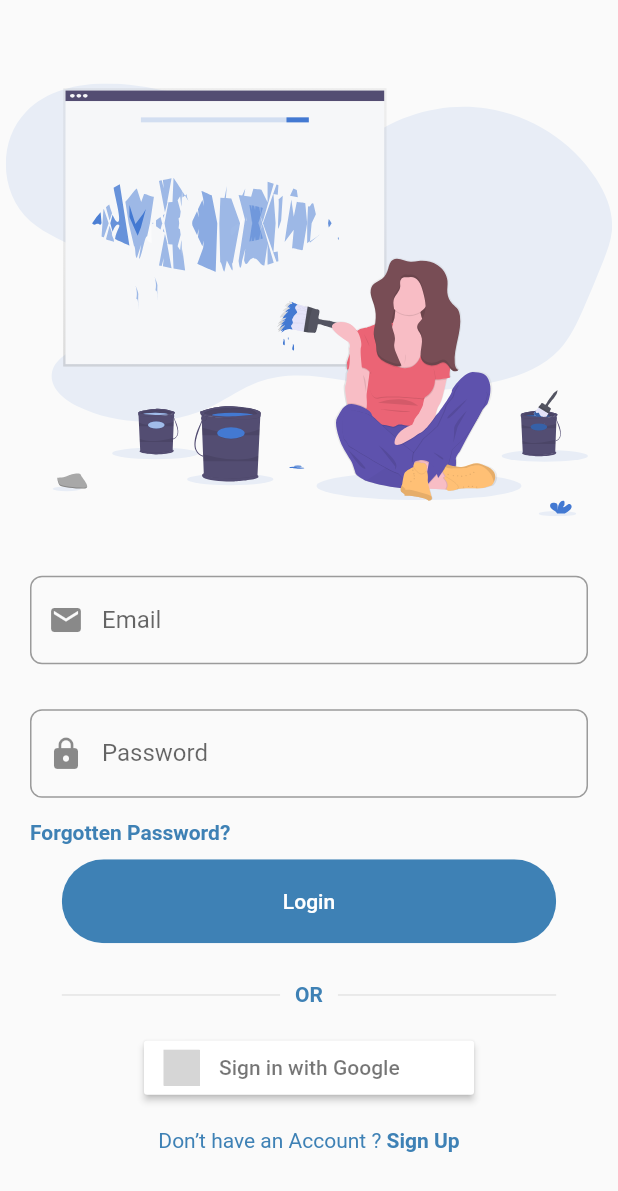
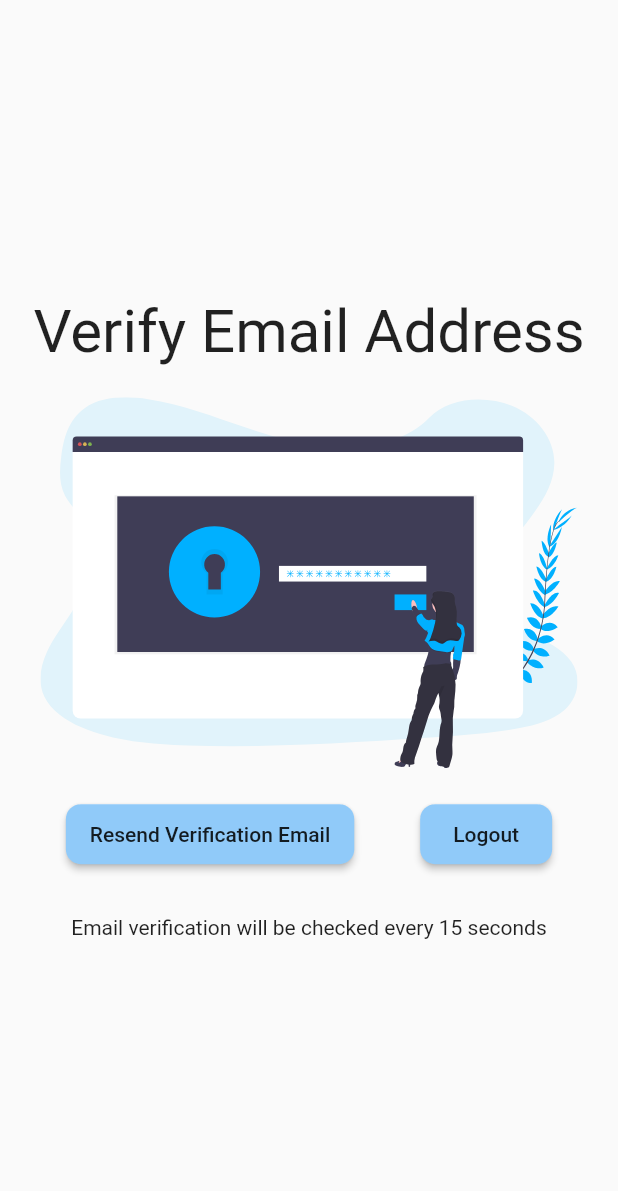
Before and after one commit to HugoCSWork/CreatiSpace, a Flutter app: the screen it shows after launch, on a phone screen of 412 x 824 dp. Shown: the top 1191 px of the screen. Run offline on Flutter 3.47's test engine with Material 2 defaults, Android fonts, the phone set to English and light mode, and no system bars; our stand-ins replace auto_route, bloc, cached_network_image, cloud_firestore, currency_text_input_formatter, dartz and 17 more; missing offline and left inert: profanity_filter; accounts and stored records are empty; generated files the repository leaves out were written again; grey boxes are pictures that could not be loaded.

Commit message:
add email address verification

```diff
--- a/lib/app/auth/auth_bloc.dart
+++ b/lib/app/auth/auth_bloc.dart
@@ -24,7 +24,7 @@ class AuthBloc extends Bloc<AuthEvent, AuthState> {
         final userOption = await _authFacade.getSignedInUser();
         yield userOption.fold(
           () => const AuthState.unauthenticated(),
-          (_) => const AuthState.authenticated(),
+          (user) => user.emailVerified ? const AuthState.authenticated() : const AuthState.unverified(),
         );
       },
       signOut: (e) async* {
--- a/lib/app/auth/auth_state.dart
+++ b/lib/app/auth/auth_state.dart
@@ -4,5 +4,6 @@ part of 'auth_bloc.dart';
 abstract class AuthState with _$AuthState {
   const factory AuthState.initial() = Initial;
   const factory AuthState.authenticated() = Authenticated;
+  const factory AuthState.unverified() = Unverified;
   const factory AuthState.unauthenticated() = Unauthenticated;
 }
--- a/lib/domain/auth/i_auth_facade.dart
+++ b/lib/domain/auth/i_auth_facade.dart
@@ -26,5 +26,7 @@ abstract class IAuthFacade {
 
   Future<Option<CurrentUser>> getSignedInUser();
 
+  Stream<bool> getPasswordVerificationForUser();
+
   Future<void> signOut();
 }
--- a/lib/domain/auth/user/user.dart
+++ b/lib/domain/auth/user/user.dart
@@ -7,5 +7,6 @@ part 'user.freezed.dart';
 abstract class CurrentUser with _$CurrentUser {
   const factory CurrentUser({
     @required UniqueId id,
+    @required bool emailVerified,
   }) = _CurrentUser;
 }
--- a/lib/infrastructure/auth/firebase_user_mapper.dart
+++ b/lib/infrastructure/auth/firebase_user_mapper.dart
@@ -6,6 +6,7 @@ extension FirebaseUserDomainX on User {
   CurrentUser toDomain() {
     return CurrentUser(
       id: UniqueId.fromUniqueString(uid),
+      emailVerified: emailVerified,
     );
   }
 }
--- a/lib/pages/auth/sign_in/sign_in_form.dart
+++ b/lib/pages/auth/sign_in/sign_in_form.dart
@@ -29,9 +29,11 @@ class SignInForm extends StatelessWidget {
                   'Invalid email and password combination',
             ),
           ).show(context);
-        }, (_) {
-          ExtendedNavigator.of(context).replace(Routes.itemsOverviewPage);
+        }, (verified) {
+          ExtendedNavigator.of(context).replace(Routes.emailVerifiedPage);
           context.read<AuthBloc>().add(const AuthEvent.authCheckRequested());
+
+
         }),
       );
     }, builder: (context, state) {
--- /dev/null
+++ b/lib/pages/auth/verify_email/email_verified_page.dart
@@ -0,0 +1,89 @@
+import 'dart:async';
+import 'package:flutter/material.dart';
+import 'package:flutter_svg/flutter_svg.dart';
+
+class EmailVerifiedPage extends StatefulWidget {
+  @override
+  _EmailVerifiedPageState createState() => _EmailVerifiedPageState();
+}
+
+class _EmailVerifiedPageState extends State<EmailVerifiedPage> {
+  Timer _timer;
+
+
+
+  // @override
+  // void initState() {
+  //   Future(() async {
+  //   _timer = Timer.periodic(Duration(seconds: 15), (timer) async {
+  //     await FirebaseAuth.instance.currentUser
+  //       ..reload();
+  //     var user = await FirebaseAuth.instance.currentUser;
+  //     if (user.emailVerified == true) {
+  //       _timer.cancel();
+  //       ExtendedNavigator.of(context).push(Routes.itemsOverviewPage);
+  //       super.initState();
+  //     }
+  //   });
+  // });
+  // }
+
+  @override
+  Widget build(BuildContext context) {
+    final Size size = MediaQuery.of(context).size;
+    return Scaffold(
+      body: Container(
+        child: Column(
+          mainAxisAlignment: MainAxisAlignment.center,
+          // padding: const EdgeInsets.only(top: 45.0),
+          children: [
+               Text(
+                 "Verify Email Address",
+                 style: TextStyle(
+                     color: Colors.black87,
+                     fontSize: 40.0
+                 ),
+               ),
+                const SizedBox(height: 20),
+                SvgPicture.asset(
+                       'assets/icons/email_verification.svg',
+                       height: size.height * 0.3,
+                   ),
+              const SizedBox(height: 20),
+              Row(
+                mainAxisAlignment:  MainAxisAlignment.spaceEvenly,
+                children: [
+                  ButtonTheme(
+                    height: 40,
+                    child: RaisedButton(
+                        color: Colors.blue[200],
+                        onPressed: () => {},
+                        child: Text("Resend Verification Email"),
+                        shape: RoundedRectangleBorder(
+                            borderRadius: BorderRadius.circular(10)
+                        ),
+                    ),
+                  ),
+                  ButtonTheme(
+                    height: 40,
+                    child: RaisedButton(
+                      color: Colors.blue[200],
+                      onPressed: () => {},
+                      child: Text("Logout"),
+                      shape: RoundedRectangleBorder(
+                          borderRadius: BorderRadius.circular(10)
+                      ),
+                    ),
+                  ),
+                ],
+              ),
+            SizedBox(height: 30),
+            Text(
+                "Email verification will be checked every 15 seconds"
+            ),
+            ],
+          ),
+      ),
+    );
+  }
+}
--- a/lib/pages/core/app_widget.dart
+++ b/lib/pages/core/app_widget.dart
@@ -32,6 +32,7 @@ class AppWidget extends StatelessWidget {
           )
         ),
       ),
+
     );
   }
 }
--- a/lib/pages/items/items_overview/widgets/item_card_widget.dart
+++ b/lib/pages/items/items_overview/widgets/item_card_widget.dart
@@ -66,7 +66,10 @@ class ItemCard extends StatelessWidget {
                   child: SizedBox(
                       width: 80.0,
                       height: 120.0,
-                      child: _getImage(context, item.images.getOrCrash()[0].url),
+                      child:  item.images.value.fold(
+                        (l) => null,
+                        (r) =>  r.size != 0 ? _getImage(context, item.images.getOrCrash()[0].url) : Container(),
+                      )
                   ),
                 ),
                 const SizedBox(
--- a/lib/pages/routes/router.dart
+++ b/lib/pages/routes/router.dart
@@ -2,6 +2,7 @@ import 'package:auto_route/auto_route_annotations.dart';
 import 'package:creatispace/pages/auth/forgotten_password/forgotten_password.dart';
 import 'package:creatispace/pages/auth/sign_in/sign_in_page.dart';
 import 'package:creatispace/pages/auth/sign_up/sign_up_page.dart';
+import 'package:creatispace/pages/auth/verify_email/email_verified_page.dart';
 import 'package:creatispace/pages/items/items_form/item_form_page.dart';
 import 'package:creatispace/pages/items/items_overview/items_overview_page.dart';
 import 'package:creatispace/pages/splash/splash_page.dart';
@@ -13,6 +14,7 @@ import 'package:creatispace/pages/splash/splash_page.dart';
     MaterialRoute(page: SignUpPage),
     MaterialRoute(page: ForgottenPasswordPage),
     MaterialRoute(page: ItemsOverviewPage),
+    MaterialRoute(page: EmailVerifiedPage),
     MaterialRoute(page: ItemFormPage, fullscreenDialog: true),
 
 
```
Also changed, not shown: lib/infrastructure/auth/firebase_auth_facade.dart (+43 -4 lines), lib/pages/auth/sign_up/sign_up_form.dart (+5 -2 lines), lib/pages/items/items_overview/items_overview_page.dart (+10 -8 lines), lib/pages/splash/splash_page.dart (+8 -3 lines), lib/shared/navigation_bar.dart (added, +15 -0 lines), assets/icons/email_verification.svg (added), lib/app/auth/auth_bloc.freezed.dart, lib/app/auth/forgotten_password/forgotten_password_bloc.freezed.dart, lib/app/auth/sign_in/sign_in_bloc.freezed.dart, lib/app/auth/sign_up/sign_up_bloc.freezed.dart, lib/app/item/item_actor/item_actor_bloc.freezed.dart, lib/app/item/item_form/item_form_bloc.freezed.dart, lib/app/item/item_watcher/item_watcher_bloc.freezed.dart, lib/domain/auth/auth_error/auth_error_failures.freezed.dart, 7 more files.
